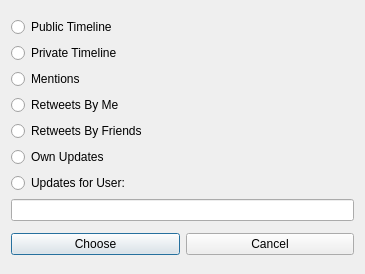
This is chronicon/ui/pick-timeline.ui in berndhs/chronicon as Qt 5 draws it before an edit. The edited form follows.
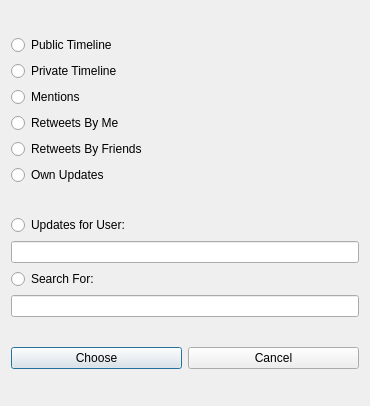
This is the edited form. Icons and pictures are not drawn.

Commit message: search function goes to the regular viewer, only get the first page, but hey.

```diff
--- a/chronicon/ui/pick-timeline.ui
+++ b/chronicon/ui/pick-timeline.ui
@@ -6,8 +6,8 @@
    <rect>
     <x>0</x>
     <y>0</y>
-    <width>365</width>
-    <height>274</height>
+    <width>370</width>
+    <height>406</height>
    </rect>
   </property>
   <property name="windowTitle">
@@ -80,6 +80,10 @@
        </attribute>
       </widget>
      </item>
+    </layout>
+   </item>
+   <item row="1" column="0">
+    <layout class="QVBoxLayout" name="verticalLayout_2">
      <item>
       <widget class="QRadioButton" name="otherUserButton">
        <property name="text">
@@ -93,9 +97,22 @@
      <item>
       <widget class="QLineEdit" name="otherName"/>
      </item>
+     <item>
+      <widget class="QRadioButton" name="searchButton">
+       <property name="text">
+        <string>Search For:</string>
+       </property>
+       <attribute name="buttonGroup">
+        <string>buttonChoice</string>
+       </attribute>
+      </widget>
+     </item>
+     <item>
+      <widget class="QLineEdit" name="searchNeedle"/>
+     </item>
     </layout>
    </item>
-   <item row="1" column="0">
+   <item row="2" column="0">
     <layout class="QHBoxLayout" name="horizontalLayout">
      <item>
       <widget class="QPushButton" name="chooseButton">
```
The commit also changes 10 other files.
